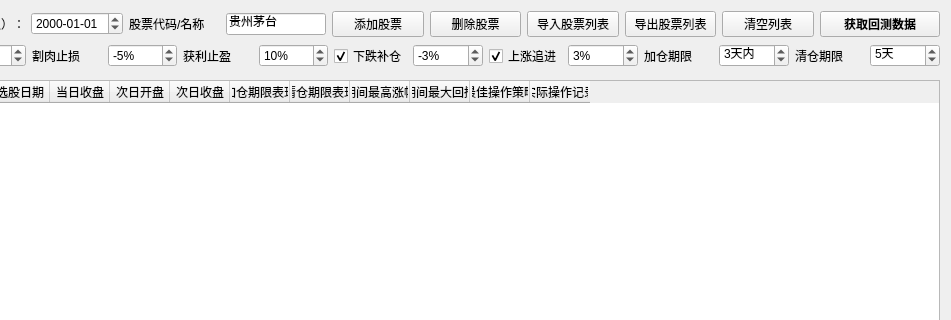
Above: QtDesign/SelectedPerformance.ui from victor647/QuantumStockTrade before the change; both pictures show x 141 to 1092 and y 0 to 320 of the 1092 by 437 pixel window. Below: the same form after it.
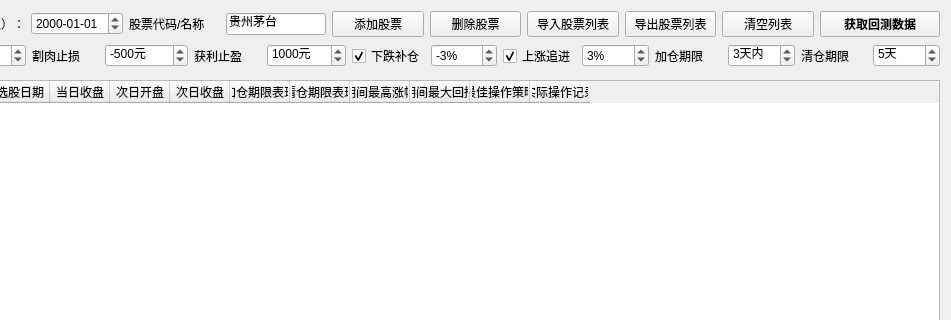
That is the form after the change.

Diff of the .ui file:
```diff
--- a/QtDesign/SelectedPerformance.ui
+++ b/QtDesign/SelectedPerformance.ui
@@ -333,16 +333,16 @@
           </font>
          </property>
          <property name="suffix">
-          <string>%</string>
+          <string>元</string>
          </property>
          <property name="minimum">
-          <number>-99</number>
+          <number>-500000</number>
          </property>
          <property name="maximum">
-          <number>-1</number>
+          <number>-100</number>
          </property>
          <property name="value">
-          <number>-5</number>
+          <number>-500</number>
          </property>
         </widget>
        </item>
@@ -367,16 +367,19 @@
           </font>
          </property>
          <property name="suffix">
-          <string>%</string>
+          <string>元</string>
+         </property>
+         <property name="minimum">
+          <number>100</number>
          </property>
          <property name="maximum">
-          <number>9999</number>
+          <number>500000</number>
          </property>
          <property name="singleStep">
           <number>1</number>
          </property>
          <property name="value">
-          <number>10</number>
+          <number>1000</number>
          </property>
         </widget>
        </item>
```
Left out of the diff: 4 changed lines with no effect on the pictures.
